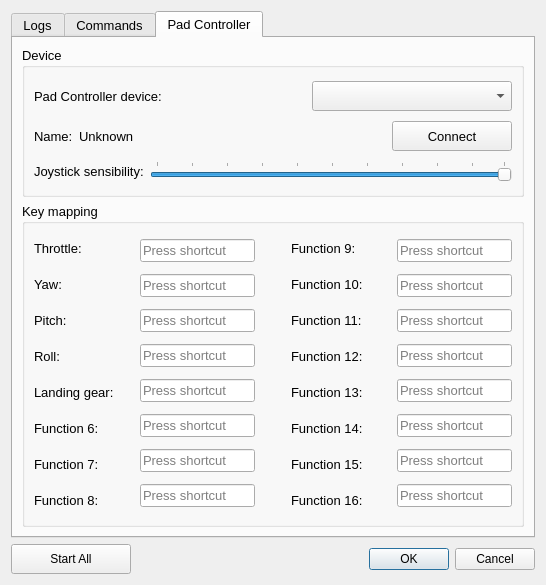
Before: the Qt Designer form GroundStation/src/Windows/SettingsDialog.ui in TxBlackWolf/quadcopter, drawn with Qt 5.
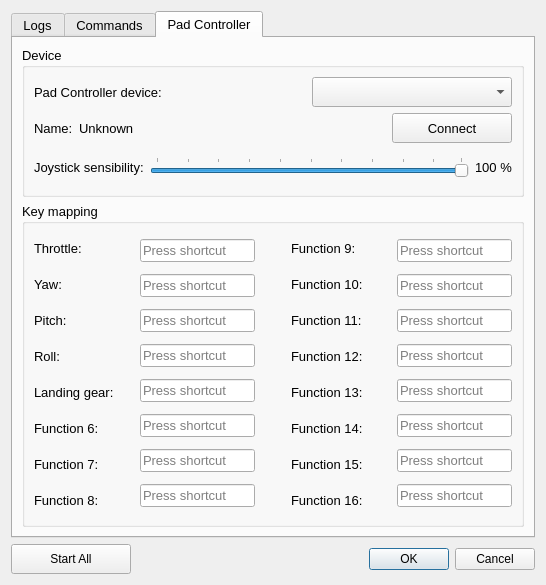
After: the same form once the commit is applied. The open tabs and pages were chosen to show the change. Icons and pictures are not drawn.

```diff
--- a/GroundStation/src/Windows/SettingsDialog.ui
+++ b/GroundStation/src/Windows/SettingsDialog.ui
@@ -1217,6 +1217,25 @@
               </property>
              </widget>
             </item>
+            <item>
+             <widget class="QLabel" name="labelSensitivityPerc">
+              <property name="minimumSize">
+               <size>
+                <width>37</width>
+                <height>0</height>
+               </size>
+              </property>
+              <property name="maximumSize">
+               <size>
+                <width>37</width>
+                <height>16777215</height>
+               </size>
+              </property>
+              <property name="text">
+               <string>100 %</string>
+              </property>
+             </widget>
+            </item>
            </layout>
           </item>
          </layout>
```
Left out of the diff: 2 changed lines with no effect on the pictures.
